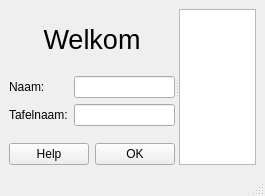
This is src/app/ruleCreator/welcomeWindow.ui in Dtai/PokerbotClient as Qt 5 draws it before an edit. The edited form follows.
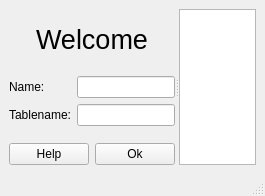
This is the edited form.

```diff
--- a/src/app/ruleCreator/welcomeWindow.ui
+++ b/src/app/ruleCreator/welcomeWindow.ui
@@ -23,7 +23,7 @@
       <property name="orientation">
        <enum>Qt::Horizontal</enum>
       </property>
-      <widget class="QWidget" name="">
+      <widget class="QWidget" name="layoutWidget">
        <layout class="QVBoxLayout" name="verticalLayout">
         <item>
          <widget class="QLabel" name="label">
@@ -36,7 +36,7 @@
            <enum>Qt::LeftToRight</enum>
           </property>
           <property name="text">
-           <string>Welkom</string>
+           <string>Welcome</string>
           </property>
           <property name="alignment">
            <set>Qt::AlignCenter</set>
@@ -51,7 +51,7 @@
           <item row="0" column="0">
            <widget class="QLabel" name="lblPlayerName">
             <property name="text">
-             <string>Naam:</string>
+             <string>Name:</string>
             </property>
            </widget>
           </item>
@@ -61,7 +61,7 @@
           <item row="1" column="0">
            <widget class="QLabel" name="lblTableName">
             <property name="text">
-             <string>Tafelnaam:</string>
+             <string>Tablename:</string>
             </property>
            </widget>
           </item>
@@ -82,7 +82,7 @@
           <item>
            <widget class="QPushButton" name="btnOk">
             <property name="text">
-             <string>OK</string>
+             <string>Ok</string>
             </property>
            </widget>
           </item>
```
Left out of the diff: 2 changed lines with no effect on the pictures.
